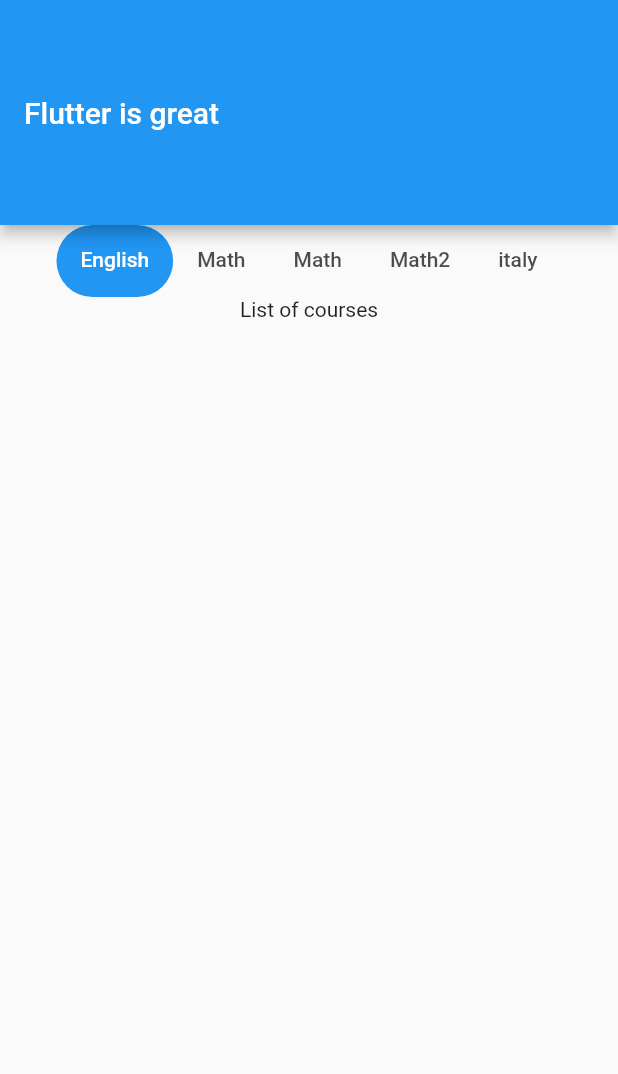
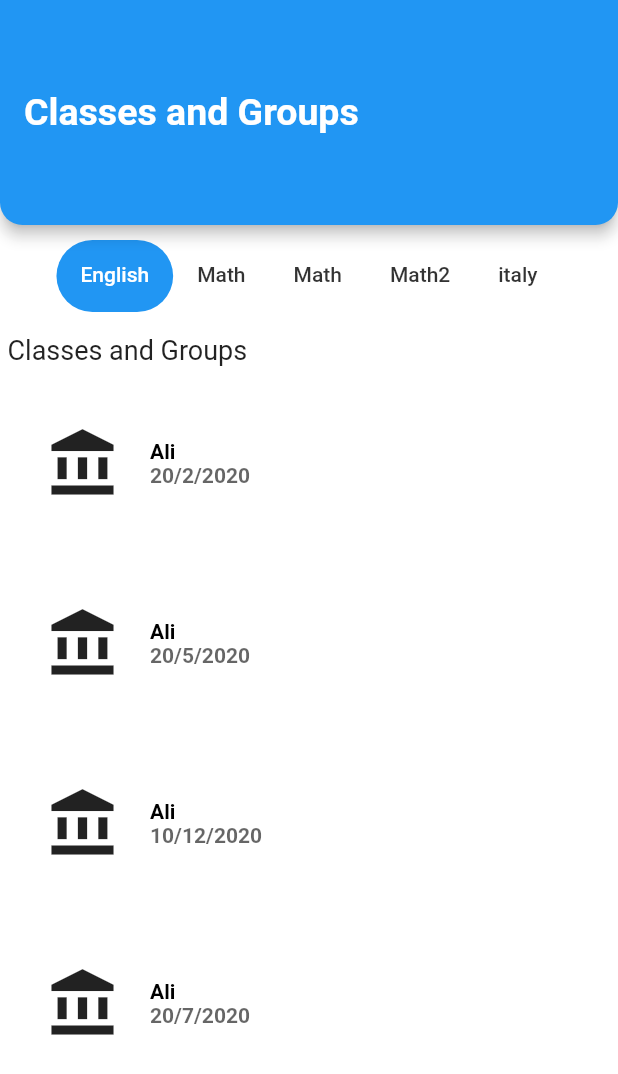
Before and after one commit to ayaAhmedEsmail/group_and_class, a Flutter app: the screen it shows after launch, on a phone screen of 412 x 824 dp. Shown: the top 1074 px of the screen. Run offline on Flutter 3.47's test engine with Material 2 defaults, Android fonts, the phone set to English and light mode, and no system bars.

Commit message:
Update UI

```diff
--- a/lib/home_page.dart
+++ b/lib/home_page.dart
@@ -1,5 +1,3 @@
-import 'dart:developer';
-
 import 'package:flutter/material.dart';
 import 'package:group_and_class/data_source.dart';
 
@@ -12,60 +10,126 @@ class HomePage extends StatelessWidget {
     return DefaultTabController(
       length: DataSource.subjectsList.length,
       child: Scaffold(
+        backgroundColor: Colors.white.withOpacity(0.95),
         appBar: AppBar(
+          shape: RoundedRectangleBorder(
+            borderRadius: BorderRadius.vertical(
+              bottom: Radius.circular(15),
+            ),
+          ),
           toolbarHeight: 150,
-          title: Text('Flutter is great'),
-
-          backgroundColor: Colors.blue,
-
-        ) ,
-        body: Column(
-          children:[
-
-            TabBar(
-              isScrollable: true,
-              unselectedLabelColor: Colors.black.withOpacity(0.7),
-              indicator:BoxDecoration(
-                borderRadius:BorderRadius.circular(50),
-                color: Colors.blue,
-
-              ) ,
-              tabs:List.generate(DataSource.subjectsList.length, (index) => Tab(
-                text: DataSource.subjectsList[index].title,
-              ))
-            // List<String> products;
-
+          title: Container(
+            //mainAxisAlignment: MainAxisAlignment.start,
+           // crossAxisAlignment: CrossAxisAlignment.start,
+            child:
+              Align(
+                alignment: Alignment.bottomLeft,
+                child: Text(
+                  'Classes and Groups',
+                  style: TextStyle(
+                    fontWeight: FontWeight.bold,
+                    fontSize: 25,
+                  ),
+                ),
+              ),
 
           ),
-            Text("List of courses"),
-        Expanded(child:
-            TabBarView(children:
-            List.generate(DataSource.subjectsList.length, (index) => TabBarItem(
+          backgroundColor: Colors.blue,
+        ),
+        body: Column(
+          children: [
+            Padding(
+              padding: EdgeInsets.only(top: 10.0, bottom: 10.0),
+
+              child: TabBar(
+                  isScrollable: true,
+                  unselectedLabelColor: Colors.black.withOpacity(0.8),
+                  indicator: BoxDecoration(
+                    borderRadius: BorderRadius.circular(50),
+                    color: Colors.blue,
+                  ),
+                  tabs: List.generate(
+                    DataSource.subjectsList.length,
+                    (index) => Container(
+                      child: Tab(
+                        text: DataSource.subjectsList[index].title,
+                      ),
+                    ),
+                  )
+                  // List<String> products;
+                  ),
+            ),
+            Container(
+              alignment: Alignment.bottomLeft,
+              padding: EdgeInsets.all(5.0),
+              child: Column(
+                mainAxisAlignment: MainAxisAlignment.start,
+                crossAxisAlignment: CrossAxisAlignment.start,
+                children: [
+                  Text(
+                    'Classes and Groups',
+                    style:
+                        TextStyle(fontWeight: FontWeight.normal, fontSize: 18),
+                  ),
+                ],
+              ),
+            ),
+            Expanded(
+                child: TabBarView(
+                    children: List.generate(
+                        DataSource.subjectsList.length,
+                        (index) => TabBarItem(
                               courses: DataSource.subjectsList[index].courses,
-            )) )
+                            )))
                 //
                 )
           ],
         ),
-
       ),
     );
   }
 }
 
 class TabBarItem extends StatelessWidget {
-
-  final List <Courses> courses;
+  final List<Courses> courses;
   const TabBarItem({Key key, this.courses}) : super(key: key);
   @override
   Widget build(BuildContext context) {
-    return ListView.builder(itemCount: courses.length,itemBuilder:(context,index){
+    return ListView.builder(
+        itemCount: courses.length,
+        itemBuilder: (context, index) {
           return Container(
-          color: Colors.green,
-          height: 20,
-          child: Text(courses[index].teacherName),
+            color: Colors.white,
+            margin: const EdgeInsets.all(10),
+            height: 100,
+            child: Container(
+                child: Row(
+              children: [
+                Padding(
+                    padding: EdgeInsets.all(20.0),
+                    child: Icon(Icons.account_balance, size: 50.0)),
+                Container(
+                  child: Column(
+                    mainAxisAlignment: MainAxisAlignment.center,
+                    crossAxisAlignment: CrossAxisAlignment.start,
+                    children: [
+                      Text(
+                        courses[index].teacherName,
+                        style: TextStyle(
+                            fontWeight: FontWeight.bold, color: Colors.black),
+                        textAlign: TextAlign.start,
+                      ),
+                      Text(courses[index].startingDate,
+                          style: TextStyle(
+                              fontWeight: FontWeight.bold,
+                              color: Colors.black.withOpacity(0.6)),
+                          textAlign: TextAlign.start),
+                    ],
+                  ),
+                ),
+              ],
+            )),
           );
         });
-
   }
 }
```
Lines whose indentation alone changed are shown as unchanged.
